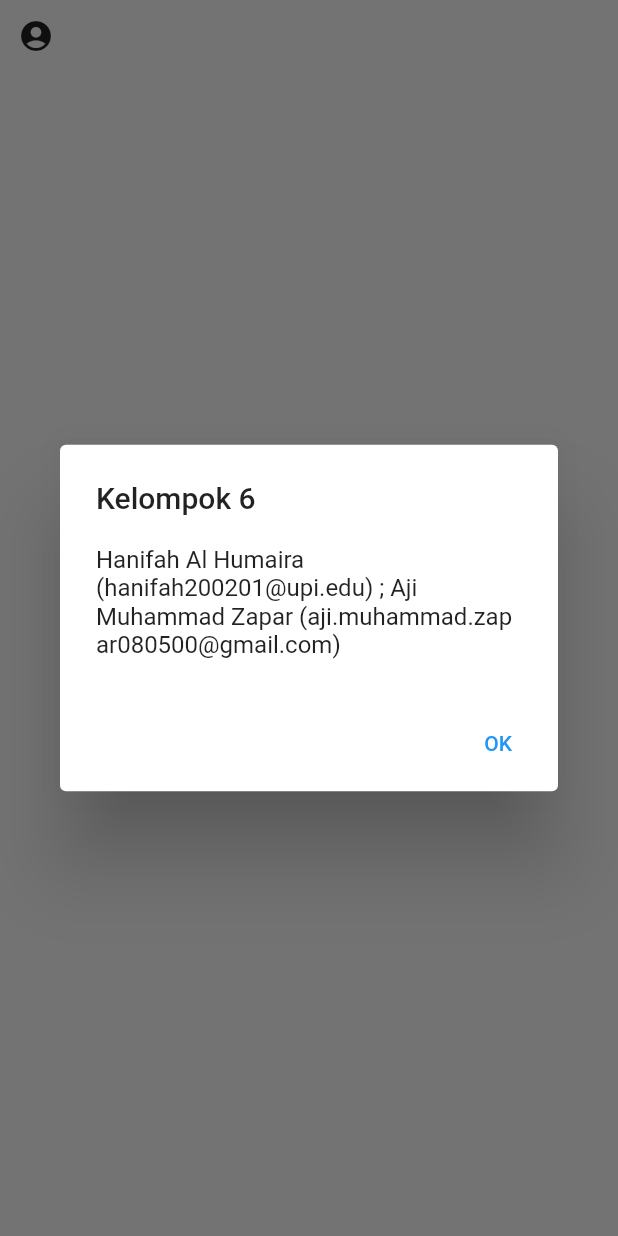
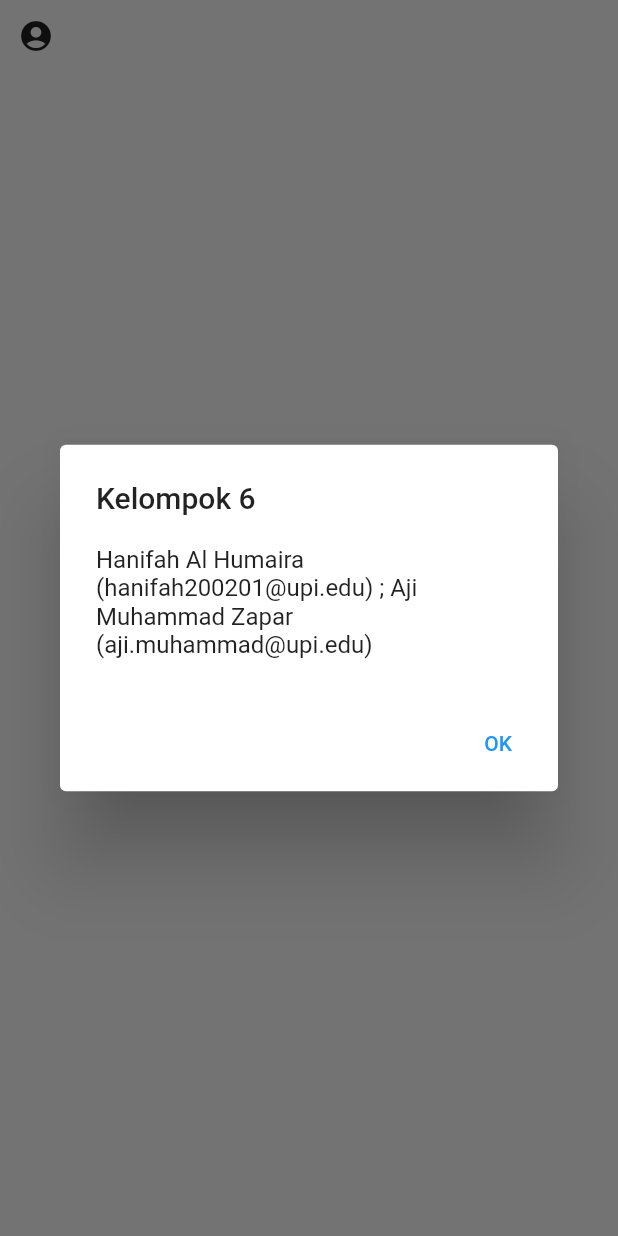
Before and after one commit to Amzar123/kuis-2-provis, a Flutter app: the ButtonNamaKelompok widget shown alone on an empty page, opened directly, after a tap on the "account circle" icon, on a phone screen of 412 x 824 dp. Run offline on Flutter 3.47's test engine with Material 2 defaults, Android fonts, the phone set to English and light mode, and no system bars; network calls fail.

Commit message:
Update main.dart

```diff
--- a/lib/main.dart
+++ b/lib/main.dart
@@ -176,7 +176,7 @@ class ButtonNamaKelompok extends StatelessWidget {
           context: context,
           builder: (BuildContext context) => AlertDialog(
             title: const Text('Kelompok 6'),
-            content: const Text('Hanifah Al Humaira (hanifah200201@upi.edu) ; Aji Muhammad Zapar (aji.muhammad.zapar080500@gmail.com)'),
+            content: const Text('Hanifah Al Humaira (hanifah200201@upi.edu) ; Aji Muhammad Zapar (aji.muhammad@upi.edu)'),
             actions: <Widget>[
               TextButton(
                 onPressed: () => Navigator.pop(context, 'OK'),
```
